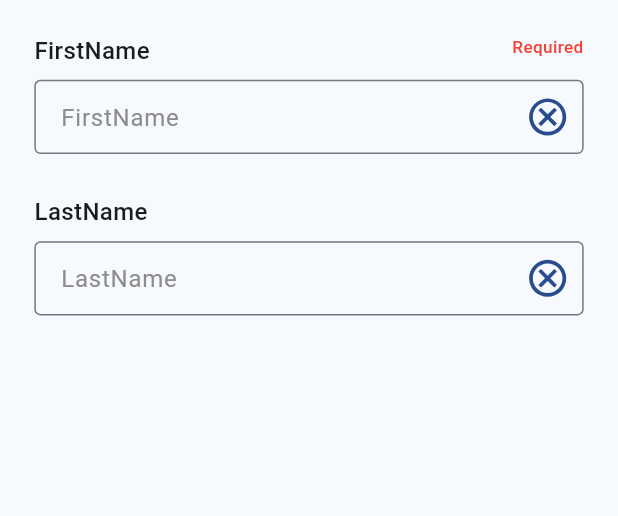
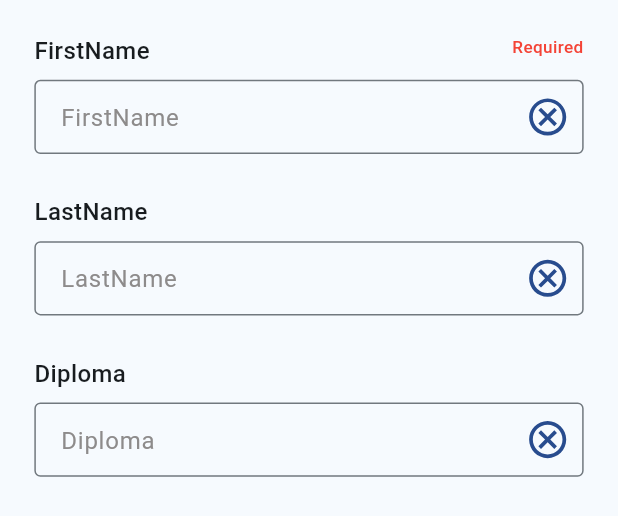
Before and after one commit to khiari-youssef/SesaLife_Flutter, a Flutter app: the EnrollmentStep2Page widget shown alone on an empty page, opened directly, on a phone screen of 412 x 824 dp. Shown: the top 516 px of the screen. Run offline on Flutter 3.47's test engine with Material 3 defaults, Android fonts, the phone set to English and light mode, and no system bars; our stand-ins replace auto_route, cached_network_image, flutter_bloc, flutter_screenutil, flutter_svg, freezed_annotation and 7 more; missing offline and left inert: dart:ffi, intl_utils; accounts and stored records are empty.

Commit message:
feat(enrollment): update UI step 2

```diff
--- a/features/users_management_feature/lib/ui/enrollment/EnrollmentIdentifyVerificationStepPage.dart
+++ b/features/users_management_feature/lib/ui/enrollment/EnrollmentIdentifyVerificationStepPage.dart
@@ -12,6 +12,7 @@ class EnrollmentIdentifyVerificationStepPageState
                 crossAxisAlignment: CrossAxisAlignment.center,
                 mainAxisSize: MainAxisSize.min,
                 children: [
+                  const CodeInputField(),
                   SizedBox(height: 24.h),
                   Expanded(
                       child: Center(
--- a/features/users_management_feature/lib/ui/enrollment/EnrollmentStep2Page.dart
+++ b/features/users_management_feature/lib/ui/enrollment/EnrollmentStep2Page.dart
@@ -3,6 +3,7 @@ import 'package:shared_dependencies/shared_dependencies.dart';
 class EnrollmentStep2PageState extends State<EnrollmentStep2Page> {
   final TextEditingController firstNameController = TextEditingController();
   final TextEditingController lastNameController = TextEditingController();
+  final TextEditingController diplomaController = TextEditingController();
 
   @override
   Widget build(BuildContext context) {
@@ -35,7 +36,19 @@ class EnrollmentStep2PageState extends State<EnrollmentStep2Page> {
                         lastNameController.text = newText;
                       },
                       label: S.of(context).lastName,
-                      placeHolder: S.of(context).lastName)
+                      placeHolder: S.of(context).lastName),
+                  SizedBox(height: 24.h),
+                  SesameCustomTextField(
+                      keyboardType: TextInputType.datetime,
+                      controller: diplomaController,
+                      rightIcon: TextFieldIcon("ic_clear.svg", () {
+                        diplomaController.text = "";
+                      }),
+                      onChange: (newText) {
+                        diplomaController.text = newText;
+                      },
+                      label: S.of(context).diploma,
+                      placeHolder: S.of(context).diploma),
                 ])));
   }
 }
--- a/infrastructure/designsystem/lib/designsystem_exports.dart
+++ b/infrastructure/designsystem/lib/designsystem_exports.dart
@@ -12,6 +12,7 @@ export 'package:designsystem/components/scaffolds/SesameBottomNavigationBar.dart
 export 'package:designsystem/components/templates/BasicScreenBuilder.dart';
 export 'package:designsystem/components/templates/FormScreenTemplate.dart';
 export 'package:designsystem/components/templates/TitleScreenBuilder.dart';
+export 'components/input/CodeInputField.dart';
 export 'package:designsystem/theme/Theme.dart';
 export 'package:flutter/material.dart';
 export 'package:flutter_screenutil/flutter_screenutil.dart';
--- a/infrastructure/designsystem/pubspec.yaml
+++ b/infrastructure/designsystem/pubspec.yaml
@@ -17,7 +17,6 @@ dependencies:
   flutter_screenutil: 5.9.0
   lottie: ^3.1.0
   cached_network_image: ^3.3.1
-  pinput: ^4.0.0
   localizations:
     path: ../localizations
 
--- a/infrastructure/localizations/lib/l10n/intl_en.arb
+++ b/infrastructure/localizations/lib/l10n/intl_en.arb
@@ -8,6 +8,7 @@
    "phone" : "Phone",
    "firstName" : "FirstName",
    "lastName" : "LastName",
+   "diploma" : "Diploma",
   "password" : "Password",
   "programs_label" : "Programs",
    "registration_label" : "Registration",
--- a/infrastructure/localizations/lib/l10n/intl_fr.arb
+++ b/infrastructure/localizations/lib/l10n/intl_fr.arb
@@ -8,6 +8,7 @@
   "phone" : "Téléphone",
   "firstName" : "Prénom",
   "lastName" : "Nom",
+  "diploma" : "Diplôme",
   "password" : "Mot de passe",
   "programs_label" : "Programmes",
   "registration_label" : "Inscriptions",
```
Also changed, not shown: infrastructure/designsystem/lib/components/input/CodeInputField.dart (added, +10 -0 lines), infrastructure/localizations/lib/generated/intl/messages_en.dart, infrastructure/localizations/lib/generated/intl/messages_fr.dart, infrastructure/localizations/lib/generated/l10n.dart.
